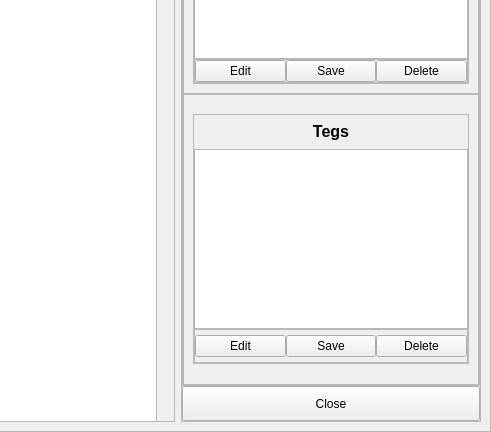
The window that untitled.ui (M1rtex/ToDoNotes) describes before a commit, drawn with Qt 5; both pictures show x 309 to 800 and y 168 to 600 of the 800 by 600 pixel window.
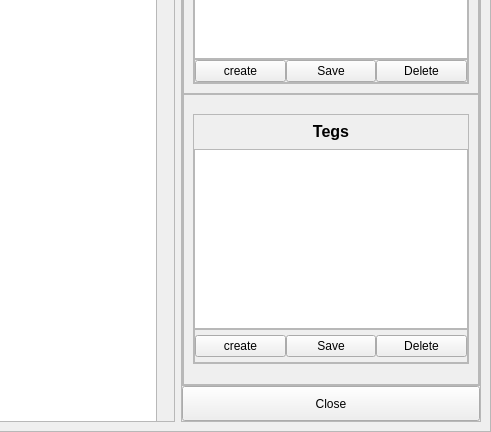
The same window after the commit.

Commit message: com all notes funcs

What changed in the file:
```diff
--- a/untitled.ui
+++ b/untitled.ui
@@ -235,7 +235,7 @@
                     <item>
                      <widget class="QPushButton" name="pushButton_3">
                       <property name="text">
-                       <string>Edit</string>
+                       <string>create</string>
                       </property>
                      </widget>
                     </item>
@@ -363,7 +363,7 @@
                     <item>
                      <widget class="QPushButton" name="edit_teg_btn">
                       <property name="text">
-                       <string>Edit</string>
+                       <string>create</string>
                       </property>
                      </widget>
                     </item>
```
Left out of the diff: 8 changed lines with no effect on the pictures. The commit also changes 2 other files.
